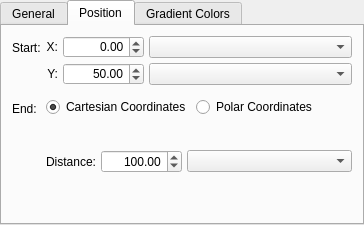
First picture: the form in plugins/generators/gradient/KisGradientGeneratorConfigWidget.ui, repository KDE/krita, before the edit.
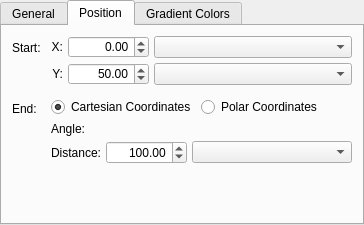
Second picture: the form after the edit. The open tabs and pages were chosen to show the change. Custom widgets are drawn as their Qt base class.

Commit message: Change the gradient generator to use KisAngleSelector

```diff
--- a/plugins/generators/gradient/KisGradientGeneratorConfigWidget.ui
+++ b/plugins/generators/gradient/KisGradientGeneratorConfigWidget.ui
@@ -162,7 +162,7 @@
           <enum>QFormLayout::AllNonFixedFieldsGrow</enum>
          </property>
          <property name="horizontalSpacing">
-          <number>5</number>
+          <number>10</number>
          </property>
          <property name="verticalSpacing">
           <number>10</number>
@@ -393,8 +393,11 @@
               </layout>
              </widget>
              <widget class="QWidget" name="stackedWidgetPageEndPositionPolar">
-              <layout class="QVBoxLayout" name="verticalLayout_3">
-               <property name="spacing">
+              <layout class="QFormLayout" name="formLayout_3">
+               <property name="horizontalSpacing">
+                <number>5</number>
+               </property>
+               <property name="verticalSpacing">
                 <number>5</number>
                </property>
                <property name="leftMargin">
@@ -409,24 +412,18 @@
                <property name="bottomMargin">
                 <number>0</number>
                </property>
-               <item>
-                <widget class="KisDoubleSliderSpinBox" name="sliderEndPositionAngle" native="true"/>
+               <item row="0" column="0">
+                <widget class="QLabel" name="label_6">
+                 <property name="text">
+                  <string>Angle:</string>
+                 </property>
+                </widget>
                </item>
-               <item>
-                <layout class="QHBoxLayout" name="horizontalLayout_3" stretch="0,0,1">
+               <item row="1" column="1">
+                <layout class="QHBoxLayout" name="horizontalLayout_3" stretch="0,1">
                  <property name="spacing">
                   <number>5</number>
                  </property>
-                 <item>
-                  <widget class="QLabel" name="label_5">
-                   <property name="text">
-                    <string>Distance:</string>
-                   </property>
-                   <property name="alignment">
-                    <set>Qt::AlignRight|Qt::AlignTrailing|Qt::AlignVCenter</set>
-                   </property>
-                  </widget>
-                 </item>
                  <item>
                   <widget class="QDoubleSpinBox" name="spinBoxEndPositionDistance">
                    <property name="alignment">
@@ -448,6 +445,26 @@
                  </item>
                 </layout>
                </item>
+               <item row="0" column="1">
+                <widget class="KisAngleSelector" name="angleSelectorEndPositionAngle" native="true">
+                 <property name="minimumSize">
+                  <size>
+                   <width>0</width>
+                   <height>0</height>
+                  </size>
+                 </property>
+                </widget>
+               </item>
+               <item row="1" column="0">
+                <widget class="QLabel" name="label_5">
+                 <property name="text">
+                  <string>Distance:</string>
+                 </property>
+                 <property name="alignment">
+                  <set>Qt::AlignRight|Qt::AlignTrailing|Qt::AlignVCenter</set>
+                 </property>
+                </widget>
+               </item>
               </layout>
              </widget>
             </widget>
@@ -539,6 +556,12 @@
    <header location="global">KisGenericGradientEditor.h</header>
    <container>1</container>
   </customwidget>
+  <customwidget>
+   <class>KisAngleSelector</class>
+   <extends>QWidget</extends>
+   <header location="global">KisAngleSelector.h</header>
+   <container>1</container>
+  </customwidget>
  </customwidgets>
  <tabstops>
   <tabstop>tabWidget</tabstop>
```
The commit also changes 1 other file.
